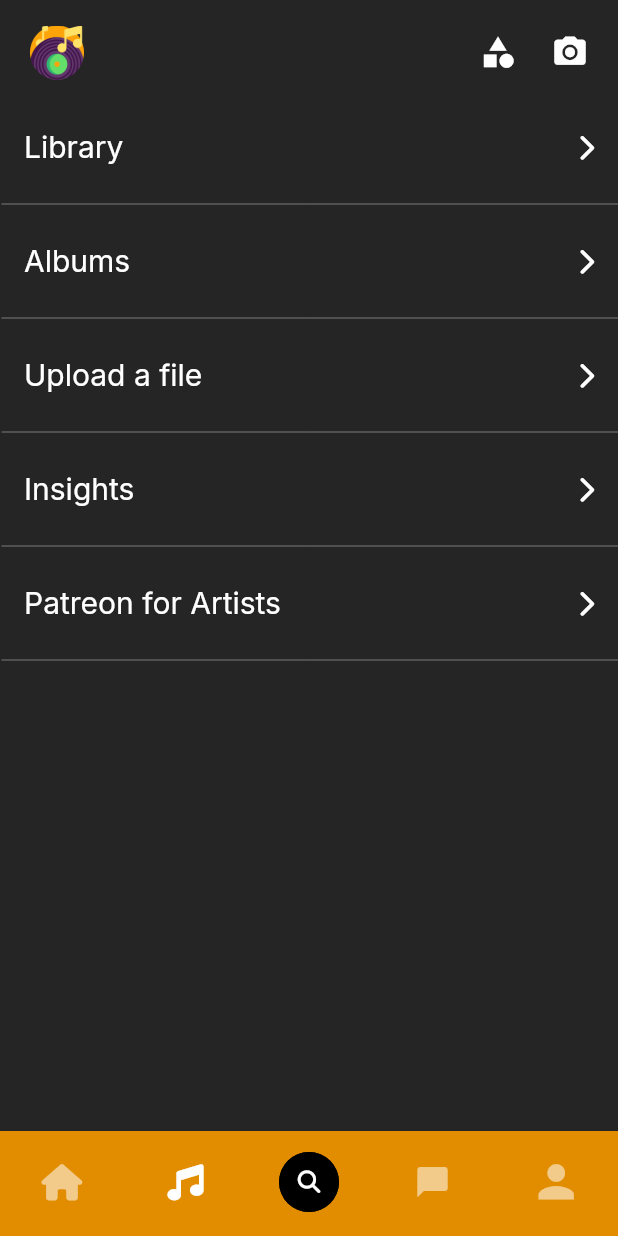
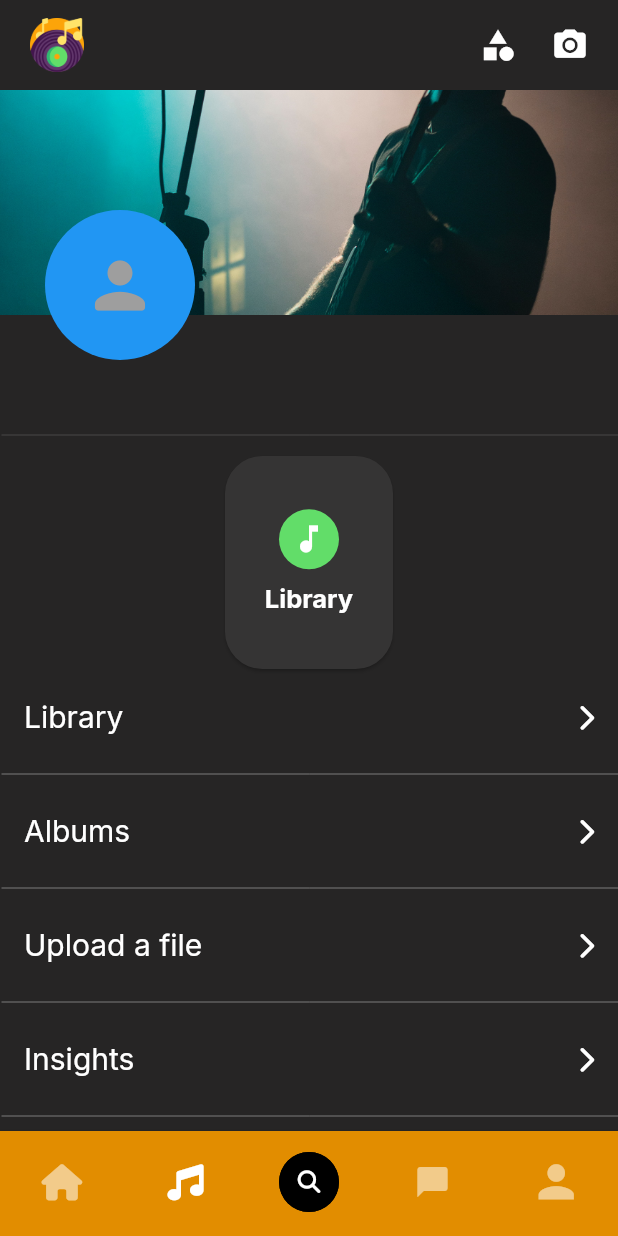
Before and after one commit to franzrocha/MuSikat-App, a Flutter app: the screen it shows once a user with an empty profile is signed in, item 2 of the bottom bar chosen, on a phone screen of 412 x 824 dp. Run offline on Flutter 3.47's test engine with Material 2 defaults, Android fonts, the phone set to English and light mode, and no system bars; our stand-ins replace cloud_firestore, file_picker, firebase_auth, firebase_core, firebase_storage, flutter_native_splash and 8 more; missing offline and left inert: cloud_firestore_web, firebase_auth_web, firebase_core_web, firebase_database_web, firebase_storage_web, image_picker_for_web; accounts and stored records are empty.

Commit message:
Auto stash before merge of "main" and "origin/main"

```diff
--- a/lib/screens/home/artist_hub/artists_hub_screen.dart
+++ /dev/null
@@ -1,112 +0,0 @@
-import 'package:flutter/material.dart';
-import 'package:font_awesome_flutter/font_awesome_flutter.dart';
-import 'package:google_fonts/google_fonts.dart';
-import 'package:musikat_app/utils/constants.dart';
-import 'package:musikat_app/screens/home/artist_hub/insights.dart';
-
-import 'package:musikat_app/screens/home/artist_hub/audio_uploader_screen.dart';
-
-import 'library_screen.dart';
-
-class ArtistsHubScreen extends StatefulWidget {
-  const ArtistsHubScreen({Key? key}) : super(key: key);
-
-  @override
-  State<ArtistsHubScreen> createState() => _ArtistsHubScreenState();
-}
-
-class _ArtistsHubScreenState extends State<ArtistsHubScreen> {
-  @override
-  Widget build(BuildContext context) {
-    return Scaffold(
-      backgroundColor: musikatBackgroundColor,
-      body: SafeArea(
-        child: Center(
-          child: Column(children: [
-            ListTile(
-               onTap: () => {
-                Navigator.of(context).push(
-                  MaterialPageRoute(
-                    builder: (context) => const LibraryScreen(),
-                  ),
-                )
-              },
-              trailing: const FaIcon(FontAwesomeIcons.chevronRight,
-                  color: Colors.white, size: 18),
-              title: Text(
-                'Library',
-                style: GoogleFonts.inter(
-                  color: Colors.white,
-                  fontSize: 20,
-                ),
-              ),
-            ),
-            const Divider(height: 20, indent: 1.0, color: listileColor),
-            ListTile(
-              trailing: const FaIcon(FontAwesomeIcons.chevronRight,
-                  color: Colors.white, size: 18),
-              title: Text(
-                'Albums',
-                style: GoogleFonts.inter(
-                  color: Colors.white,
-                  fontSize: 20,
-                ),
-              ),
-            ),
-            const Divider(height: 20, indent: 1.0, color: listileColor),
-            ListTile(
-              onTap: () => {
-                Navigator.of(context).push(
-                  MaterialPageRoute(
-                    builder: (context) => const AudioUploaderScreen(),
-                  ),
-                )
-              },
-              trailing: const FaIcon(FontAwesomeIcons.chevronRight,
-                  color: Colors.white, size: 18),
-              title: Text(
-                'Upload a file',
-                style: GoogleFonts.inter(
-                  color: Colors.white,
-                  fontSize: 20,
-                ),
-              ),
-            ),
-            const Divider(height: 20, indent: 1.0, color: listileColor),
-            ListTile(
-              onTap: () => {
-                Navigator.of(context).push(
-                  MaterialPageRoute(
-                    builder: (context) => const InsightsScreen(),
-                  ),
-                )
-              },
-              trailing: const FaIcon(FontAwesomeIcons.chevronRight,
-                  color: Colors.white, size: 18),
-              title: Text(
-                'Insights',
-                style: GoogleFonts.inter(
-                  color: Colors.white,
-                  fontSize: 20,
-                ),
-              ),
-            ),
-            const Divider(height: 20, indent: 1.0, color: listileColor),
-            ListTile(
-              trailing: const FaIcon(FontAwesomeIcons.chevronRight,
-                  color: Colors.white, size: 18),
-              title: Text(
-                'Patreon for Artists',
-                style: GoogleFonts.inter(
-                  color: Colors.white,
-                  fontSize: 20,
-                ),
-              ),
-            ),
-            const Divider(height: 20, indent: 1.0, color: listileColor),
-          ]),
-        ),
-      ),
-    );
-  }
-}
--- /dev/null
+++ b/lib/screens/home/artists_hub_screen.dart
@@ -0,0 +1,221 @@
+import 'package:firebase_auth/firebase_auth.dart';
+import 'package:flutter/material.dart';
+import 'package:font_awesome_flutter/font_awesome_flutter.dart';
+import 'package:google_fonts/google_fonts.dart';
+import 'package:musikat_app/controllers/auth_controller.dart';
+import 'package:musikat_app/models/user_model.dart';
+import 'package:musikat_app/service_locators.dart';
+import 'package:musikat_app/utils/constants.dart';
+import 'package:musikat_app/screens/home/artist_hub/insights.dart';
+
+import 'package:musikat_app/screens/home/artist_hub/audio_uploader_screen.dart';
+import 'package:musikat_app/widgets/avatar.dart';
+
+import 'artist_hub/library_screen.dart';
+
+class ArtistsHubScreen extends StatefulWidget {
+  const ArtistsHubScreen({Key? key}) : super(key: key);
+
+  @override
+  State<ArtistsHubScreen> createState() => _ArtistsHubScreenState();
+}
+
+class _ArtistsHubScreenState extends State<ArtistsHubScreen> {
+  final AuthController _auth = locator<AuthController>();
+
+  UserModel? user;
+
+  @override
+  void initState() {
+    UserModel.fromUid(uid: _auth.currentUser!.uid).then((value) {
+      if (mounted) {
+        setState(() {
+          user = value;
+        });
+      }
+    });
+
+    super.initState();
+  }
+
+  @override
+  Widget build(BuildContext context) {
+    return Scaffold(
+      backgroundColor: musikatBackgroundColor,
+      body: SafeArea(
+        child: SingleChildScrollView(
+          child: Column(
+            children: [
+              Stack(children: [
+                Container(
+                  height: 150,
+                  decoration: const BoxDecoration(
+                    image: DecorationImage(
+                      image: AssetImage('assets/images/background.jpg'),
+                      fit: BoxFit.cover,
+                    ),
+                  ),
+                ),
+                Padding(
+                  padding: const EdgeInsets.only(top: 40.0),
+                  child: Align(
+                    alignment: Alignment.topLeft,
+                    child: profilePic(),
+                  ),
+                ),
+              ]),
+              Divider(
+                  height: 20,
+                  indent: 1.0,
+                  color: listileColor.withOpacity(0.4)),
+              SizedBox(
+                height: 150,
+                width: 120,
+                child: Card(
+                  shape: RoundedRectangleBorder(
+                    borderRadius: BorderRadius.circular(25),
+                  ),
+                  color: const Color(0xff353434),
+                  child: Center(
+                    child: GestureDetector(
+                      onTap: () {},
+                      child: Column(
+                        mainAxisAlignment: MainAxisAlignment.center,
+                        children: [
+                          const CircleAvatar(
+                            backgroundColor: Color(0xff62DD69),
+                            child: Icon(
+                              Icons.music_note,
+                              color: Colors.white,
+                            ),
+                          ),
+                          const SizedBox(height: 10),
+                          Text(
+                            'Library',
+                            style: GoogleFonts.inter(
+                              fontSize: 17,
+                              color: Colors.white,
+                              fontWeight: FontWeight.bold,
+                            ),
+                          ),
+                        ],
+                      ),
+                    ),
+                  ),
+                ),
+              ),
+              ListTile(
+                onTap: () => {
+                  Navigator.of(context).push(
+                    MaterialPageRoute(
+                      builder: (context) => const LibraryScreen(),
+                    ),
+                  )
+                },
+                trailing: const FaIcon(
+                  FontAwesomeIcons.chevronRight,
+                  color: Colors.white,
+                  size: 18,
+                ),
+                title: Text(
+                  'Library',
+                  style: GoogleFonts.inter(
+                    color: Colors.white,
+                    fontSize: 20,
+                  ),
+                ),
+              ),
+              const Divider(height: 20, indent: 1.0, color: listileColor),
+              ListTile(
+                trailing: const FaIcon(
+                  FontAwesomeIcons.chevronRight,
+                  color: Colors.white,
+                  size: 18,
+                ),
+                title: Text(
+                  'Albums',
+                  style: GoogleFonts.inter(
+                    color: Colors.white,
+                    fontSize: 20,
+                  ),
+                ),
+              ),
+              const Divider(height: 20, indent: 1.0, color: listileColor),
+              ListTile(
+                onTap: () => {
+                  Navigator.of(context).push(
+                    MaterialPageRoute(
+                      builder: (context) => const AudioUploaderScreen(),
+                    ),
+                  )
+                },
+                trailing: const FaIcon(
+                  FontAwesomeIcons.chevronRight,
+                  color: Colors.white,
+                  size: 18,
+                ),
+                title: Text(
+                  'Upload a file',
+                  style: GoogleFonts.inter(
+                    color: Colors.white,
+                    fontSize: 20,
+                  ),
+                ),
+              ),
+              const Divider(height: 20, indent: 1.0, color: listileColor),
+              ListTile(
+                onTap: () => {
+                  Navigator.of(context).push(
+                    MaterialPageRoute(
+                      builder: (context) => const InsightsScreen(),
+                    ),
+                  )
+                },
+                trailing: const FaIcon(
+                  FontAwesomeIcons.chevronRight,
+                  color: Colors.white,
+                  size: 18,
+                ),
+                title: Text(
+                  'Insights',
+                  style: GoogleFonts.inter(
+                    color: Colors.white,
+                    fontSize: 20,
+                  ),
+                ),
+              ),
+              const Divider(height: 20, indent: 1.0, color: listileColor),
+              ListTile(
+                trailing: const FaIcon(FontAwesomeIcons.chevronRight,
+                    color: Colors.white, size: 18),
+                title: Text(
+                  'Patreon for Artists',
+                  style: GoogleFonts.inter(
+                    color: Colors.white,
+                    fontSize: 20,
+                  ),
+                ),
+              ),
+              const Divider(height: 20, indent: 1.0, color: listileColor),
+            ],
+          ),
+        ),
+      ),
+    );
+  }
+
+  Padding profilePic() {
+    return Padding(
+      padding: const EdgeInsets.all(30),
+      child: Stack(
+        children: [
+          SizedBox(
+            width: 100,
+            height: 120,
+            child: AvatarImage(uid: FirebaseAuth.instance.currentUser!.uid),
+          ),
+        ],
+      ),
+    );
+  }
+}
--- a/lib/screens/home/profile/profile_screen.dart
+++ b/lib/screens/home/profile/profile_screen.dart
@@ -47,31 +47,29 @@ class _ProfileScreenState extends State<ProfileScreen> {
                 profilePic(),
                 userName(),
                 const SizedBox(height: 30),
-                Row(
-                  mainAxisAlignment: MainAxisAlignment.center,
-                  children: [
-                    Text(
-                      '-- \n FOLLOWERS',
-                      textAlign: TextAlign.center,
-                      style: GoogleFonts.inter(
-                        color: Colors.white,
-                        fontSize: 13,
-                      ),
-                    ),
-                    const SizedBox(width: 20),
-                    Text(
-                      '-- \n FOLLOWING',
-                      textAlign: TextAlign.center,
-                      style: GoogleFonts.inter(
-                        color: Colors.white,
-                        fontSize: 13,
-                      ),
-                    ),
-                  ],
-                ),
-                const SizedBox(
-                  height: 20,
-                ),
+                // Row(
+                //   mainAxisAlignment: MainAxisAlignment.center,
+                //   children: [
+                //     Text(
+                //       '-- \n FOLLOWERS',
+                //       textAlign: TextAlign.center,
+                //       style: GoogleFonts.inter(
+                //         color: Colors.white,
+                //         fontSize: 13,
+                //       ),
+                //     ),
+                //     const SizedBox(width: 20),
+                //     Text(
+                //       '-- \n FOLLOWING',
+                //       textAlign: TextAlign.center,
+                //       style: GoogleFonts.inter(
+                //         color: Colors.white,
+                //         fontSize: 13,
+                //       ),
+                //     ),
+                //   ],
+                // ),
+                // const SizedBox(height: 20),
                 TileList(
                   icon: Icons.queue_music,
                   text: 'Playlist',
--- a/lib/widgets/nav_bar.dart
+++ b/lib/widgets/nav_bar.dart
@@ -3,7 +3,7 @@ import 'package:font_awesome_flutter/font_awesome_flutter.dart';
 import 'package:musikat_app/screens/home/fer.dart';
 import 'package:musikat_app/utils/constants.dart';
 import 'package:musikat_app/controllers/auth_controller.dart';
-import 'package:musikat_app/screens/home/artist_hub/artists_hub_screen.dart';
+import 'package:musikat_app/screens/home/artists_hub_screen.dart';
 import 'package:musikat_app/screens/home/categories_screen.dart';
 import 'package:musikat_app/screens/home/chat_home_screen.dart';
 import 'package:musikat_app/screens/home/home_screen.dart';
@@ -46,7 +46,7 @@ class _NavBarState extends State<NavBar> {
           child: BottomNavigationBar(
             type: BottomNavigationBarType.fixed,
             backgroundColor: const Color(0xffE28D00),
-            selectedItemColor:Colors.white,
+            selectedItemColor: Colors.white,
             unselectedItemColor: Colors.white54,
             currentIndex: pageIndex,
             elevation: 3,
@@ -114,11 +114,14 @@ class _NavBarState extends State<NavBar> {
       backgroundColor: musikatBackgroundColor,
       elevation: 0,
       automaticallyImplyLeading: false,
-        toolbarHeight: 70,
+      toolbarHeight: 60,
       leading: Padding(
         padding: const EdgeInsets.only(left: 20),
-          child: Image.asset("assets/images/musikat_logo.png",
-              width: 30, height: 35),
+        child: Image.asset(
+          "assets/images/musikat_logo.png",
+          width: 30,
+          height: 35,
+        ),
       ),
       actions: [
         Row(
@@ -154,6 +157,7 @@ class _NavBarState extends State<NavBar> {
         const SizedBox(
           width: 8,
         ),
-        ]);
+      ],
+    );
   }
 }
--- a/pubspec.yaml
+++ b/pubspec.yaml
@@ -41,8 +41,6 @@ dependencies:
   file_picker: ^5.2.3
   fluttertoast: ^8.2.1
   firebase_database: ^10.0.16
-  modal_bottom_sheet: ^2.0.1
-  audioplayers: ^3.0.1
   modal_progress_hud_nsn: ^0.3.0
   rounded_expansion_tile: ^0.0.13
   firebase_core_platform_interface: ^4.5.3
```
Also changed, not shown: lib/screens/home/playlist_screen.dart (renamed from lib/screens/home/profile/playlist_screen.dart), 7 other files. Lines whose indentation alone changed are shown as unchanged.
